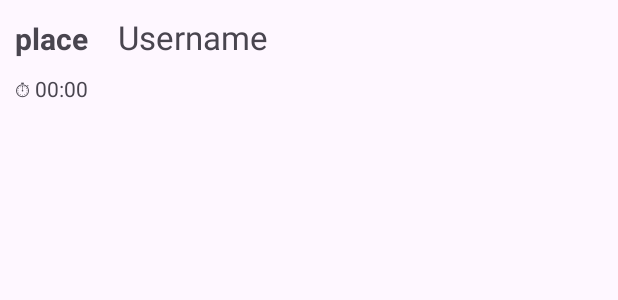
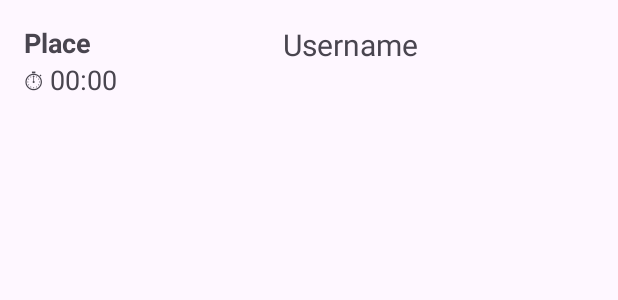
Before and after one commit to GilStein1/RubiksCube, an Android app: the layout stats_list.xml on its own in the app's theme, with its tools: preview values and no code run, on a phone screen of 412 x 824 dp. Shown: the top 300 px of the screen. Run offline under Robolectric (Android 15) with nearby library versions, the phone set to English and light mode, and no system bars.

Commit message:
redesigned more views

```diff
--- a/app/src/main/java/com/example/my3dproject/GameController.java
+++ b/app/src/main/java/com/example/my3dproject/GameController.java
@@ -148,7 +148,7 @@ public class GameController extends SurfaceView implements Runnable {
 		if(newBestTime != Double.MAX_VALUE && newBestTime != 0.0) {
 			String minutes = (int)(newBestTime/60) < 10 ? "0" + (int)(newBestTime/60) : "" + (int)(newBestTime/60);
 			String seconds = (int)(newBestTime % 60) < 10 ? "0" + (int)(newBestTime % 60) : "" + (int)(newBestTime % 60);
-			tvBestTime.post(() -> tvBestTime.setText("\uD83C\uDFC6 Best Time: " + minutes + ":" + seconds));
+			tvBestTime.post(() -> tvBestTime.setText("\uD83C\uDFC6 " + minutes + ":" + seconds));
 		}
 	}
 
--- a/app/src/main/res/layout/activity_game_activities.xml
+++ b/app/src/main/res/layout/activity_game_activities.xml
@@ -47,7 +47,7 @@
                 android:id="@+id/tvBestTime"
                 android:layout_width="wrap_content"
                 android:layout_height="wrap_content"
-                android:text="🏆 Best Time: ??:??"
+                android:text="🏆 ??:??"
                 android:textSize="18sp"
                 android:layout_marginEnd="16dp" />
 
@@ -78,11 +78,12 @@
 
             <androidx.appcompat.widget.AppCompatButton
                 android:id="@+id/btnShuffle"
-                android:layout_width="wrap_content"
+                android:layout_width="120dp"
                 android:layout_height="wrap_content"
                 android:textColor="?android:textColorPrimary"
                 android:background="@drawable/cube_button"
                 android:fontFamily="sans-serif-medium"
+                android:textSize="17sp"
                 android:text="🎲 Shuffle" />
         </LinearLayout>
 
--- a/app/src/main/res/layout/login_dialog.xml
+++ b/app/src/main/res/layout/login_dialog.xml
@@ -26,6 +26,7 @@
             android:textSize="18sp"
             android:layout_marginTop="5dp"
             android:layout_marginLeft="40dp"
+            android:layout_marginRight="40dp"
             android:hint="your Email address"/>
 
         <TextView
@@ -43,6 +44,7 @@
             android:textSize="18sp"
             android:layout_marginTop="5dp"
             android:layout_marginLeft="40dp"
+            android:layout_marginRight="40dp"
             android:hint="your password"/>
 
         <TextView
@@ -53,7 +55,8 @@
             android:textColor="@color/black"
             android:text="Don't have an account? Sign up here"
             android:layout_marginTop="5dp"
-            android:layout_marginLeft="40dp"/>
+            android:layout_marginLeft="40dp"
+            android:layout_marginRight="40dp"/>
 
     </LinearLayout>
 
@@ -68,7 +71,7 @@
             android:layout_width="120dp"
             android:layout_height="wrap_content"
             android:text="log in"
-            android:layout_marginRight="10dp"
+            android:layout_marginRight="2dp"
             android:textSize="20sp"
             android:textColor="?android:textColorPrimary"
             android:background="@drawable/cube_button"
@@ -80,7 +83,7 @@
             android:layout_width="120dp"
             android:layout_height="wrap_content"
             android:text="cancel"
-            android:layout_marginLeft="10sp"
+            android:layout_marginLeft="2sp"
             android:textSize="20sp"
             android:textColor="?android:textColorPrimary"
             android:background="@drawable/cube_button"
--- a/app/src/main/res/layout/stats_list.xml
+++ b/app/src/main/res/layout/stats_list.xml
@@ -1,44 +1,47 @@
 <?xml version="1.0" encoding="utf-8"?>
-<LinearLayout xmlns:android="http://schemas.android.com/apk/res/android"
+<androidx.constraintlayout.widget.ConstraintLayout xmlns:android="http://schemas.android.com/apk/res/android"
+    xmlns:app="http://schemas.android.com/apk/res-auto"
+    xmlns:tools="http://schemas.android.com/tools"
     android:layout_width="match_parent"
-    android:layout_height="match_parent"
-    android:orientation="vertical"
-    android:screenOrientation="portrait">
+    android:layout_height="wrap_content"
+    android:padding="16dp"
+    tools:context=".MainActivity">
 
-    <LinearLayout
-        android:layout_width="wrap_content"
-        android:layout_height="wrap_content"
-        android:orientation="horizontal">
-
+    <!-- Place TextView -->
     <TextView
         android:id="@+id/tvPlace"
         android:layout_width="wrap_content"
         android:layout_height="wrap_content"
-            android:layout_marginLeft="10dp"
-            android:layout_marginTop="10dp"
-            android:text="place"
+        android:text="Place"
         android:textStyle="bold"
-            android:textSize="20sp"/>
+        android:textSize="18sp"
+        android:layout_marginEnd="10dp"
+        app:layout_constraintStart_toStartOf="parent"
+        app:layout_constraintTop_toTopOf="parent"
+        app:layout_constraintVertical_chainStyle="packed" />
 
+    <!-- Username TextView -->
     <TextView
         android:id="@+id/tvUsername"
         android:layout_width="wrap_content"
         android:layout_height="wrap_content"
-            android:layout_marginLeft="20dp"
-            android:layout_marginTop="10dp"
         android:text="Username"
-            android:textSize="22sp"/>
+        android:textSize="20sp"
+        android:layout_marginStart="10dp"
+        app:layout_constraintStart_toEndOf="@id/tvPlace"
+        app:layout_constraintTop_toTopOf="parent"
+        app:layout_constraintEnd_toEndOf="parent"
+        app:layout_constraintHorizontal_chainStyle="spread" />
 
-    </LinearLayout>
-
-
-
+    <!-- Best Time TextView -->
     <TextView
         android:id="@+id/tvBestTime"
         android:layout_width="wrap_content"
         android:layout_height="wrap_content"
-        android:layout_marginLeft="10dp"
-        android:layout_marginTop="10dp"
-        android:text="⏱ 00:00"/>
+        android:text="⏱ 00:00"
+        android:textSize="18sp"
+        app:layout_constraintStart_toStartOf="parent"
+        app:layout_constraintTop_toBottomOf="@id/tvPlace"
+        app:layout_constraintBottom_toBottomOf="parent" />
 
-</LinearLayout>
+</androidx.constraintlayout.widget.ConstraintLayout>
```
Lines whose indentation alone changed are shown as unchanged.
